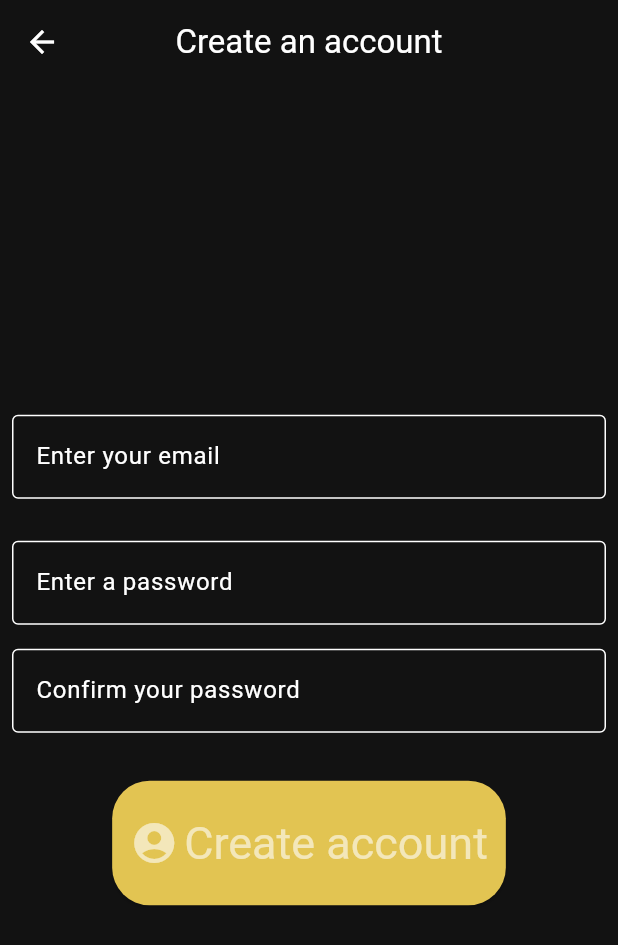
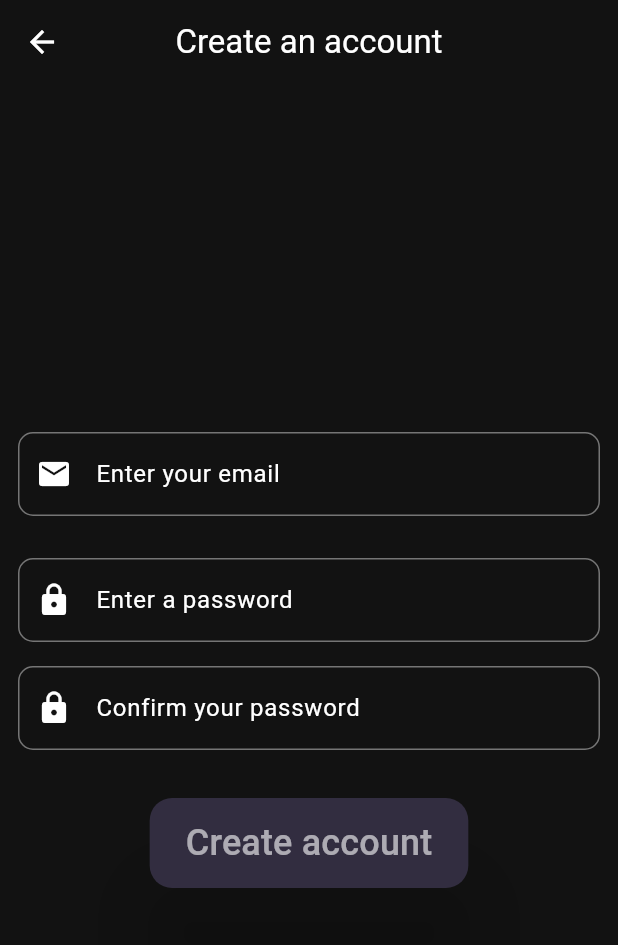
Before and after one commit to nicolas-ferrada/mycustomnotes_website, a Flutter app: the RegisterPage screen opened by its route, on a phone screen of 412 x 824 dp. Shown: the top 945 px of the screen. Run offline on Flutter 3.47's test engine with Material 2 defaults, Android fonts, the phone set to English and light mode, and no system bars; our stand-ins replace audioplayers, cloud_firestore, connectivity_plus, device_info_plus, firebase_auth, firebase_core and 5 more; missing offline and left inert: any_link_preview, excel; accounts and stored records are empty; generated files the repository leaves out were written again.

Commit message:
Register page UI updated, and added new exceptions

```diff
--- a/lib/presentation/pages/login_page/login_page.dart
+++ b/lib/presentation/pages/login_page/login_page.dart
@@ -131,7 +131,9 @@ class _LoginPageState extends State<LoginPage> {
           prefixIcon: const Icon(Icons.mail),
           focusedBorder: OutlineInputBorder(
             borderRadius: BorderRadius.circular(10),
-            borderSide: BorderSide(color: AppColorScheme.purple()),
+            borderSide: BorderSide(
+              color: AppColorScheme.purple(),
+            ),
           ),
           enabledBorder: OutlineInputBorder(
             borderRadius: BorderRadius.circular(10),
--- a/lib/presentation/pages/register_page/register_page.dart
+++ b/lib/presentation/pages/register_page/register_page.dart
@@ -2,6 +2,7 @@ import 'package:flutter/material.dart';
 
 import '../../../domain/services/auth_user_service.dart';
 import '../../../l10n/l10n_export.dart';
+import '../../../utils/app_color_scheme/app_color_scheme.dart';
 import '../../../utils/exceptions/exceptions_alert_dialog.dart';
 
 class RegisterPage extends StatefulWidget {
@@ -20,6 +21,7 @@ class _RegisterPageState extends State<RegisterPage> {
   void dispose() {
     _emailRegisterController.dispose();
     _passwordRegisterController.dispose();
+    _passwordConfirmRegisterController.dispose();
     super.dispose();
   }
 
@@ -38,7 +40,8 @@ class _RegisterPageState extends State<RegisterPage> {
             children: [
               // Mail user input
               Padding(
-                padding: const EdgeInsets.all(8.0),
+                padding:
+                    const EdgeInsets.symmetric(horizontal: 12, vertical: 8),
                 child: TextField(
                   onTapOutside: (event) => FocusScope.of(context).unfocus(),
                   controller: _emailRegisterController,
@@ -46,14 +49,25 @@ class _RegisterPageState extends State<RegisterPage> {
                   decoration: InputDecoration(
                     hintText: AppLocalizations.of(context)!
                         .email_textformfield_registerPage,
-                    border: const OutlineInputBorder(),
+                    prefixIcon: const Icon(Icons.mail),
+                    focusedBorder: OutlineInputBorder(
+                      borderRadius: BorderRadius.circular(10),
+                      borderSide: BorderSide(
+                        color: AppColorScheme.purple(),
+                      ),
+                    ),
+                    enabledBorder: OutlineInputBorder(
+                      borderRadius: BorderRadius.circular(10),
+                      borderSide: BorderSide(color: Colors.grey.shade600),
+                    ),
                   ),
                 ),
               ),
               const SizedBox(height: 12),
               // Password user input
               Padding(
-                padding: const EdgeInsets.all(8.0),
+                padding:
+                    const EdgeInsets.symmetric(horizontal: 12, vertical: 8),
                 child: TextField(
                   onTapOutside: (event) => FocusScope.of(context).unfocus(),
                   controller: _passwordRegisterController,
@@ -61,15 +75,24 @@ class _RegisterPageState extends State<RegisterPage> {
                   enableSuggestions: false,
                   autocorrect: false,
                   decoration: InputDecoration(
+                    prefixIcon: const Icon(Icons.lock),
                     hintText: AppLocalizations.of(context)!
                         .password_textformfield_registerPage,
-                    border: const OutlineInputBorder(),
+                    focusedBorder: OutlineInputBorder(
+                      borderRadius: BorderRadius.circular(10),
+                      borderSide: BorderSide(color: AppColorScheme.purple()),
+                    ),
+                    enabledBorder: OutlineInputBorder(
+                      borderRadius: BorderRadius.circular(10),
+                      borderSide: BorderSide(color: Colors.grey.shade600),
+                    ),
                   ),
                 ),
               ),
               // Confirm password user input
               Padding(
-                padding: const EdgeInsets.all(8.0),
+                padding:
+                    const EdgeInsets.symmetric(horizontal: 12, vertical: 8),
                 child: TextField(
                   onTapOutside: (event) => FocusScope.of(context).unfocus(),
                   controller: _passwordConfirmRegisterController,
@@ -77,9 +100,17 @@ class _RegisterPageState extends State<RegisterPage> {
                   enableSuggestions: false,
                   autocorrect: false,
                   decoration: InputDecoration(
+                    prefixIcon: const Icon(Icons.lock),
                     hintText: AppLocalizations.of(context)!
                         .confirmPassword_textformfield_registerPage,
-                    border: const OutlineInputBorder(),
+                    focusedBorder: OutlineInputBorder(
+                      borderRadius: BorderRadius.circular(10),
+                      borderSide: BorderSide(color: AppColorScheme.purple()),
+                    ),
+                    enabledBorder: OutlineInputBorder(
+                      borderRadius: BorderRadius.circular(10),
+                      borderSide: BorderSide(color: Colors.grey.shade600),
+                    ),
                   ),
                 ),
               ),
@@ -87,29 +118,37 @@ class _RegisterPageState extends State<RegisterPage> {
               //Register button
               Padding(
                 padding: const EdgeInsets.all(8.0),
-                child: ElevatedButton.icon(
-                  icon: const Icon(
-                    Icons.account_circle,
-                    size: 32,
+                child: ElevatedButton(
+                  style: ElevatedButton.styleFrom(
+                    elevation: 30,
+                    backgroundColor: AppColorScheme.darkPurple(),
+                    minimumSize: const Size(200, 60),
+                    shape: RoundedRectangleBorder(
+                      borderRadius: BorderRadius.circular(15),
                     ),
-                  label: Text(
-                    AppLocalizations.of(context)!
-                        .createAccount_button_registerPage,
-                    style: const TextStyle(fontSize: 30),
-                  ),
-                  style: ElevatedButton.styleFrom(
-                    textStyle: const TextStyle(fontSize: 30),
-                    backgroundColor: const Color.fromRGBO(250, 216, 90, 0.9),
-                    minimumSize: const Size(220, 70),
-                    shape: RoundedRectangleBorder(
-                        borderRadius: BorderRadius.circular(25)),
-                    padding: const EdgeInsets.symmetric(
-                        horizontal: 12, vertical: 24),
                   ),
                   onPressed: () async {
                     // Check if password and confirm password are equal
-                    if (_passwordRegisterController.text ==
+                    if (_passwordRegisterController.text !=
                         _passwordConfirmRegisterController.text) {
+                      ExceptionsAlertDialog.showErrorDialog(
+                          context: context,
+                          errorMessage: AppLocalizations.of(context)!
+                              .confirmPasswordInvalid_dialog_registerPage);
+                      return;
+                    }
+
+                    if (_emailRegisterController.text.isEmpty ||
+                        _passwordRegisterController.text.isEmpty ||
+                        _passwordConfirmRegisterController.text.isEmpty) {
+                      ExceptionsAlertDialog.showErrorDialog(
+                        context: context,
+                        errorMessage: AppLocalizations.of(context)!
+                            .unknown_empty_dialog_registerPage,
+                      );
+                      return;
+                    }
+
                     // Register a user with email and password
                     try {
                       await AuthUserService.registerUserEmailPasswordFirebase(
@@ -123,13 +162,12 @@ class _RegisterPageState extends State<RegisterPage> {
                           context: context,
                           errorMessage: errorMessage.toString());
                     }
-                    } else {
-                      ExceptionsAlertDialog.showErrorDialog(
-                          context: context,
-                          errorMessage: AppLocalizations.of(context)!
-                              .confirmPasswordInvalid_dialog_registerPage);
-                    }
                   },
+                  child: Text(
+                    AppLocalizations.of(context)!
+                        .createAccount_button_registerPage,
+                    style: const TextStyle(fontSize: 24),
+                  ),
                 ),
               ),
             ],
```
Lines whose indentation alone changed are shown as unchanged.
